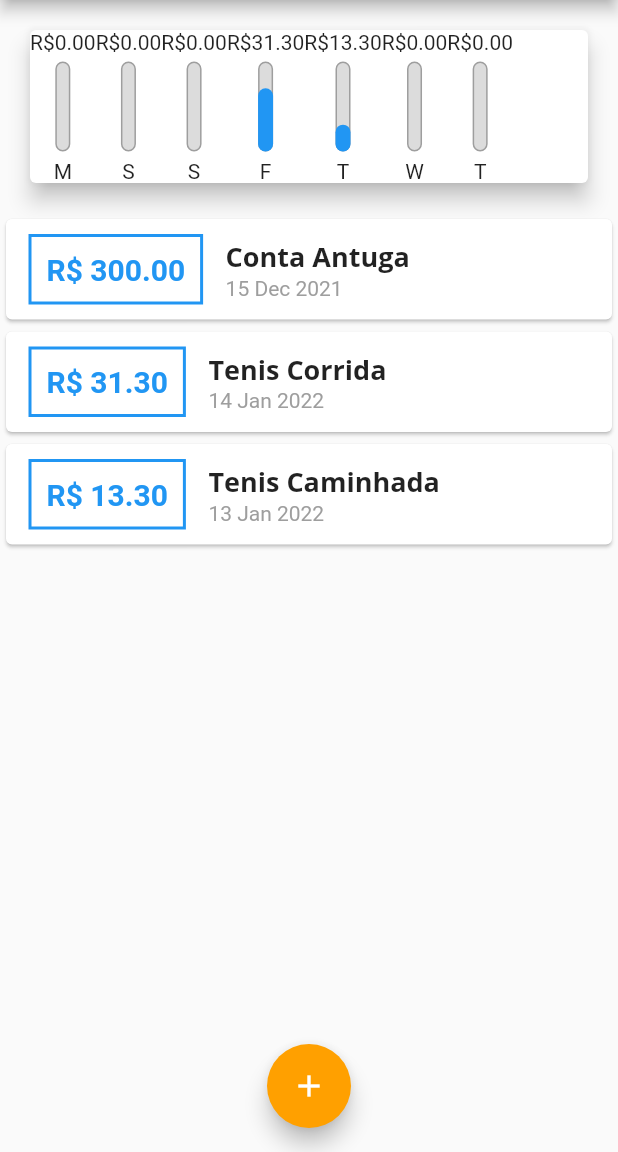
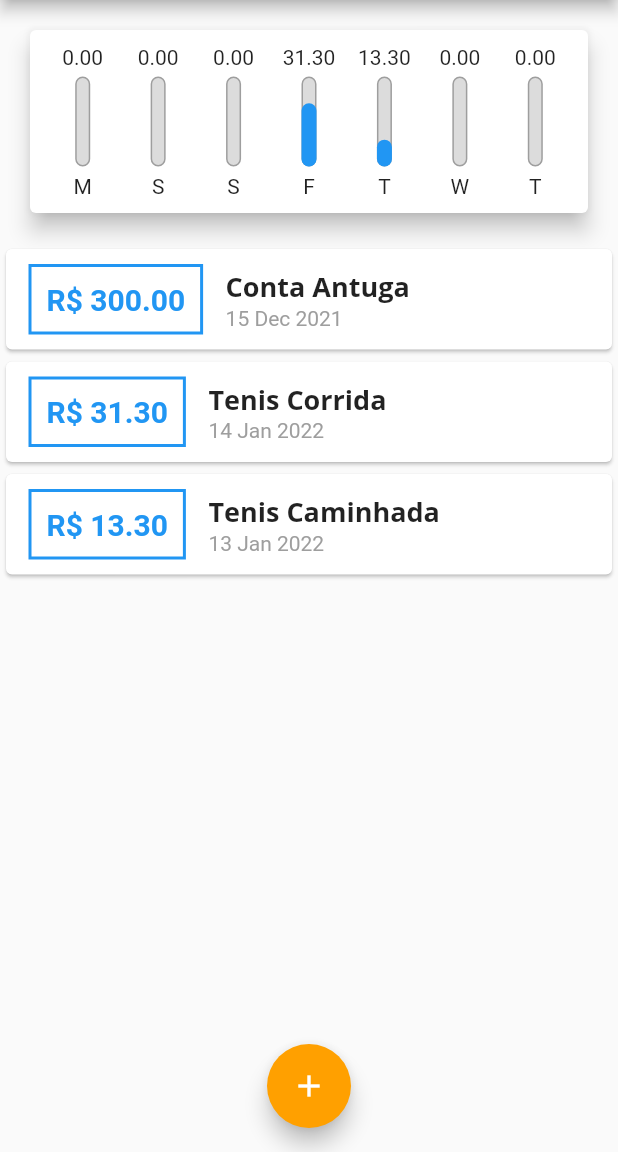
Before and after one commit to mbj-junior/Estudo-Flutter, a Flutter app: the screen it shows after launch, on a phone screen of 412 x 824 dp, the part 84-1236 px from its top. Run offline on Flutter 3.47's test engine with Material 2 defaults, Android fonts, the light colour scheme and no system bars.

Commit message:
start of chat_bar alignment

```diff
--- a/expenses/lib/components/chart.dart
+++ b/expenses/lib/components/chart.dart
@@ -42,14 +42,20 @@ class Chart extends StatelessWidget {
     return Card(
       elevation: 6,
       margin: EdgeInsets.all(20),
+      child: Padding(
+        padding: const EdgeInsets.all(10.0),
         child: Row(
+          mainAxisAlignment: MainAxisAlignment.spaceAround,
           children: grupedTransactions.map((tr) {
-          return ChartBar(
+            return Flexible(
+                fit: FlexFit.tight,
+                child: ChartBar(
                   label: tr['day'],
                   value: tr['value'],
                   percentage: (tr['value'] as double) / _weekTotalValue,
-          );
+                ));
           }).toList(),
+        ),
       ),
     );
   }
--- a/expenses/lib/components/chart_bar.dart
+++ b/expenses/lib/components/chart_bar.dart
@@ -15,7 +15,9 @@ class ChartBar extends StatelessWidget {
   Widget build(BuildContext context) {
     return Column(
       children: <Widget>[
-        Text("R\$${value.toStringAsFixed(2)}"),
+        FittedBox(
+          child: Text("${value.toStringAsFixed(2)}"),
+        ),
         SizedBox(
           height: 5,
         ),
```
Lines whose indentation alone changed are shown as unchanged.
